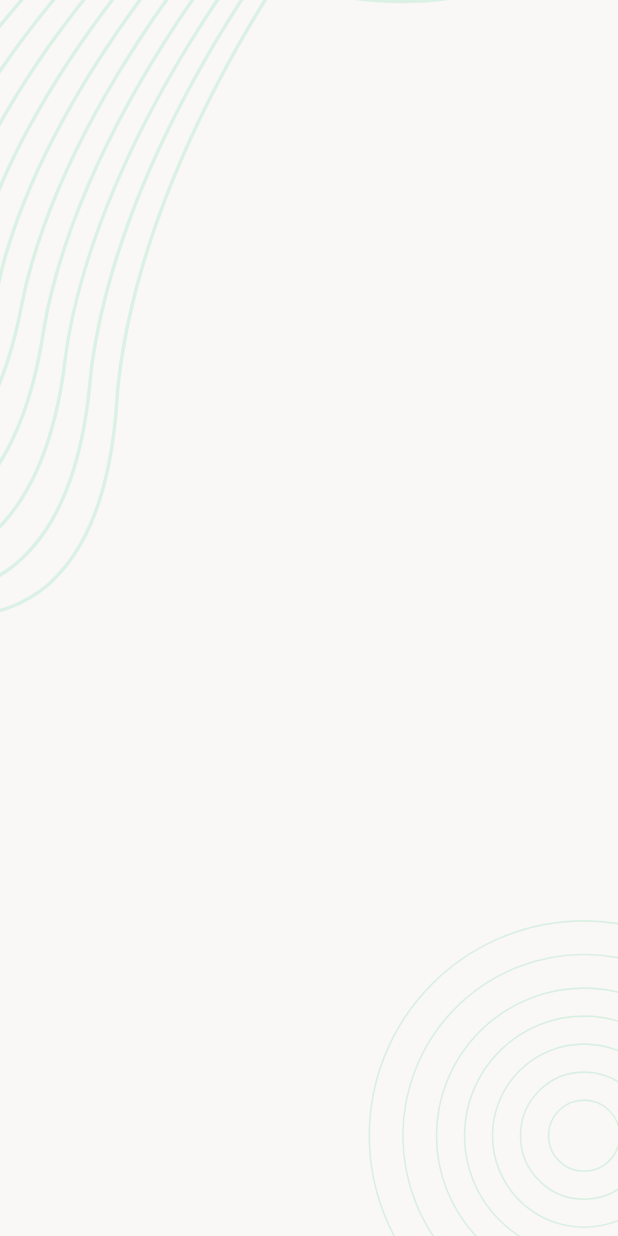
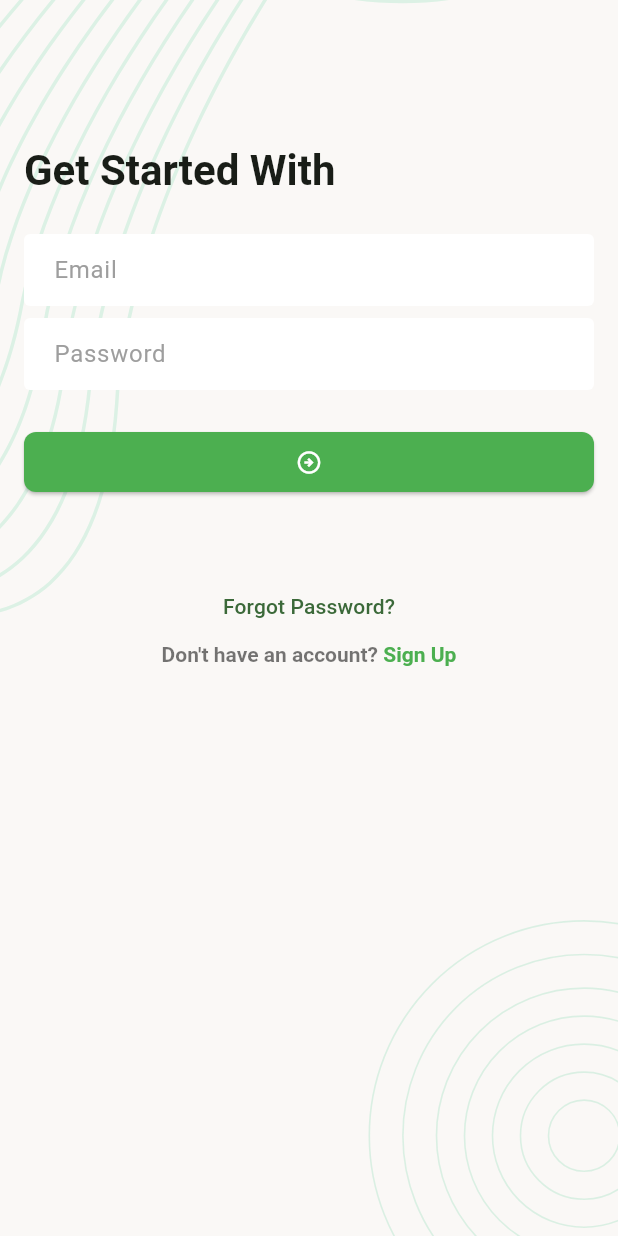
Before and after one commit to Hasib-39/Task-Manager, a Flutter app: the screen it shows after launch, on a phone screen of 412 x 824 dp. Run offline on Flutter 3.47's test engine with Material 3 defaults, Android fonts, the phone set to English and light mode, and no system bars; our stand-ins replace flutter_svg.

Commit message:
SignIn Screen complete

```diff
--- a/lib/app.dart
+++ b/lib/app.dart
@@ -1,6 +1,7 @@
 import 'package:flutter/material.dart';
 import 'package:task_manager/ui/screens/sign_in_screen.dart';
 import 'package:task_manager/ui/screens/splash_screen.dart';
+import 'package:task_manager/ui/utils/app_colors.dart';
 
 class TaskManagerApp extends StatelessWidget {
   const TaskManagerApp({super.key});
@@ -10,6 +11,44 @@ class TaskManagerApp extends StatelessWidget {
     return MaterialApp(
       debugShowCheckedModeBanner: false,
       initialRoute: '/',
+      theme: ThemeData(
+        colorSchemeSeed: AppColors.themeColor,
+        textTheme: const TextTheme(
+          titleLarge: TextStyle(fontSize: 28, fontWeight: FontWeight.w600),
+        ),
+        elevatedButtonTheme: ElevatedButtonThemeData(
+          style: ElevatedButton.styleFrom(
+            backgroundColor: AppColors.themeColor,
+            shape: RoundedRectangleBorder(
+              borderRadius: BorderRadius.circular(8),
+            ),
+            fixedSize: const  Size.fromWidth(double.maxFinite),
+            padding: const EdgeInsets.symmetric(horizontal: 16, vertical: 10),
+            foregroundColor: Colors.white,
+            textStyle: const TextStyle(
+                fontSize: 16
+            ),
+          ),
+        ),
+        inputDecorationTheme: const InputDecorationTheme(
+          filled: true,
+          hintStyle: TextStyle(
+            fontWeight: FontWeight.w400,
+            color: Colors.grey,
+          ),
+          fillColor: Colors.white,
+          contentPadding:  EdgeInsets.symmetric(horizontal: 16),
+          border: OutlineInputBorder(
+            borderSide: BorderSide.none,
+          ),
+          enabledBorder: OutlineInputBorder(
+            borderSide: BorderSide.none,
+          ),
+          focusedBorder: OutlineInputBorder(
+            borderSide: BorderSide.none,
+          ),
+        )
+      ),
       onGenerateRoute: (RouteSettings settings){
         late Widget widget;
         if(settings.name == SplashScreen.name){
--- a/lib/ui/screens/sign_in_screen.dart
+++ b/lib/ui/screens/sign_in_screen.dart
@@ -1,19 +1,99 @@
+import 'package:flutter/gestures.dart';
 import 'package:flutter/material.dart';
 import 'package:task_manager/ui/widgets/screen_background.dart';
+
+import '../utils/app_colors.dart';
 
 class SignInScreen extends StatelessWidget {
   const SignInScreen({super.key});
   static const String name = '/sign-in';
   @override
   Widget build(BuildContext context) {
-    return const Scaffold(
+    final textTheme = Theme.of(context).textTheme;
+
+    return Scaffold(
       body: ScreenBackground(
-          child: Column(
-            children: [
-
-            ],
+          child: SingleChildScrollView(
+            child: Padding(
+              padding: const EdgeInsets.all(16.0),
+              child: Column(
+                crossAxisAlignment: CrossAxisAlignment.start,
+                children: [
+                  const SizedBox(height: 80,),
+                  Text("Get Started With",
+                   style: textTheme.titleLarge,
+                  ),
+                  const SizedBox(height: 24,),
+                  TextFormField(
+                    keyboardType: TextInputType.emailAddress,
+                    decoration: const InputDecoration(
+                      hintText: 'Email',
+                    ),
+                  ),
+                  const SizedBox(height: 8,),
+                  TextFormField(
+                    obscureText: true,
+                    decoration: const InputDecoration(
+                      hintText: 'Password',
+                    ),
+                  ),
+                  const SizedBox(height: 24,),
+                  ElevatedButton(
+                    style: ElevatedButton.styleFrom(
+                      backgroundColor: AppColors.themeColor,
+                      shape: RoundedRectangleBorder(
+                        borderRadius: BorderRadius.circular(8),
+                      ),
+                      fixedSize: const  Size.fromWidth(double.maxFinite),
+                      padding: const EdgeInsets.symmetric(horizontal: 16, vertical: 10),
+                      foregroundColor: Colors.white,
+                      textStyle: const TextStyle(
+                        fontSize: 16
+                      )
+                    ),
+                      onPressed: (){},
+                      child: const Icon(Icons.arrow_circle_right_outlined)
+                  ),
+                  const SizedBox(height: 48,),
+                  Center(
+                    child: Column(
+                      children: [
+                        TextButton(
+                            onPressed: (){},
+                            child: Text("Forgot Password?"),
+                        ),
+                        _buildSignUpSection(),
+                      ],
+                    ),
+                  )
+                ],
+              ),
+            ),
           )
       ),
     );
   }
 }
+
+Widget _buildSignUpSection(){
+  return RichText(
+      text: TextSpan(
+          text: "Don't have an account? ",
+          style: TextStyle(
+              color: Colors.black54,
+              fontWeight: FontWeight.w600
+          ),
+          children: [
+            TextSpan(
+              text: "Sign Up",
+              style: TextStyle(
+                  color: AppColors.themeColor,
+                  fontWeight: FontWeight.w600
+              ),
+              recognizer: TapGestureRecognizer()..onTap = (){
+
+              },
+            )
+          ]
+      ));
+}
--- /dev/null
+++ b/lib/ui/utils/app_colors.dart
@@ -0,0 +1,5 @@
+import 'package:flutter/material.dart';
+
+class AppColors{
+  static const Color themeColor = Colors.green;
+}
--- a/lib/ui/widgets/screen_background.dart
+++ b/lib/ui/widgets/screen_background.dart
@@ -16,7 +16,7 @@ class ScreenBackground extends StatelessWidget {
           height: double.maxFinite,
           width: double.maxFinite,
         ),
-        child,
+        SafeArea(child: child),
       ],
     );
   }
```
Also changed, not shown: 1 other file.
